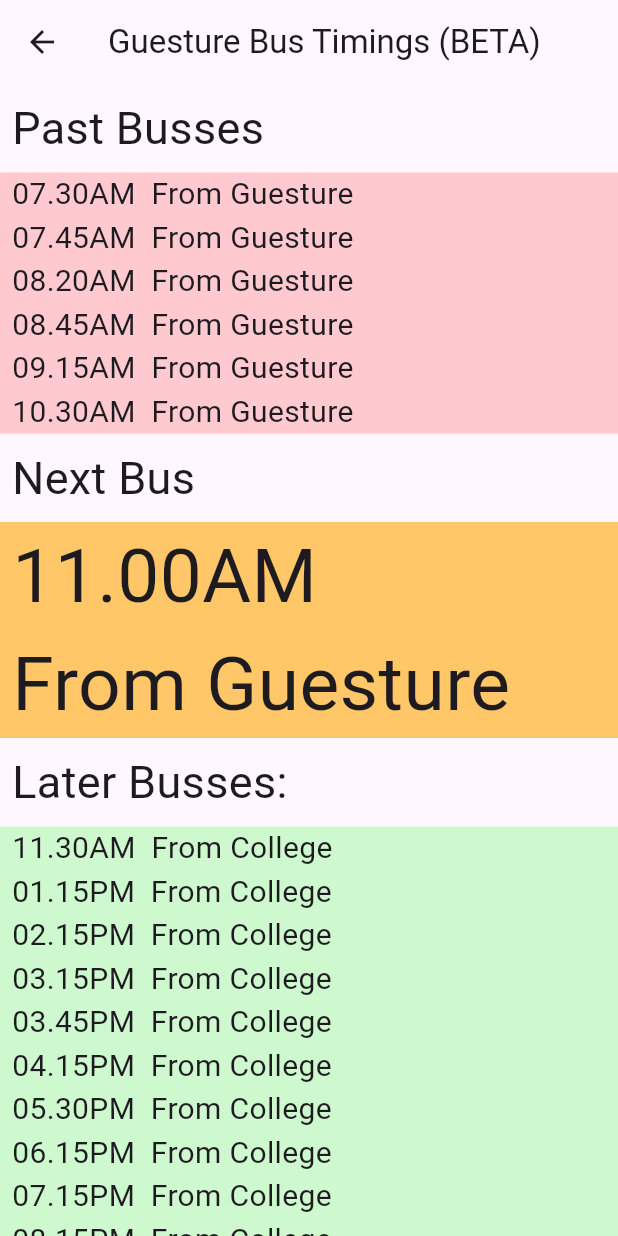
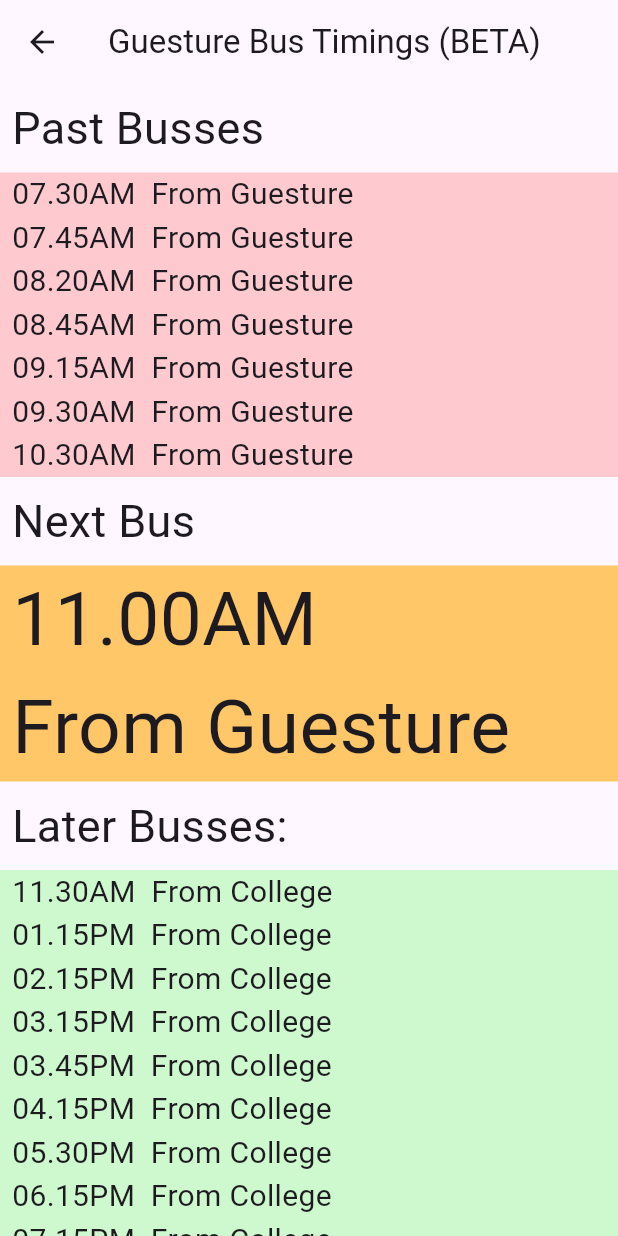
Before and after one commit to kphanipavan/IIITB_Menu, a Flutter app: the BusTimingsPage screen opened by its route, on a phone screen of 412 x 824 dp. Run offline on Flutter 3.47's test engine with Material 3 defaults, Android fonts, the phone set to English and light mode, and no system bars; our stand-ins replace qr_flutter, share_plus, shared_preferences; accounts and stored records are empty; network calls fail.

Commit message:
updated bus scheduled.

```diff
--- a/lib/constants.dart
+++ b/lib/constants.dart
@@ -56,7 +56,8 @@ const List<Map<String, dynamic>> busTimimgs = [
   {"time": "07.45AM", "count": 1, "from": guesture},
   {"time": "08.20AM", "count": 2, "from": guesture},
   {"time": "08.45AM", "count": 1, "from": guesture},
-  {"time": "09.15AM", "count": 2, "from": guesture},
+  {"time": "09.15AM", "count": 1, "from": guesture},
+  {"time": "09.30AM", "count": 1, "from": guesture},
   {"time": "10.30AM", "count": 1, "from": guesture},
   {"time": "11.00AM", "count": 1, "from": guesture},
   {"time": "11.30AM", "count": 1, "from": college},
```
